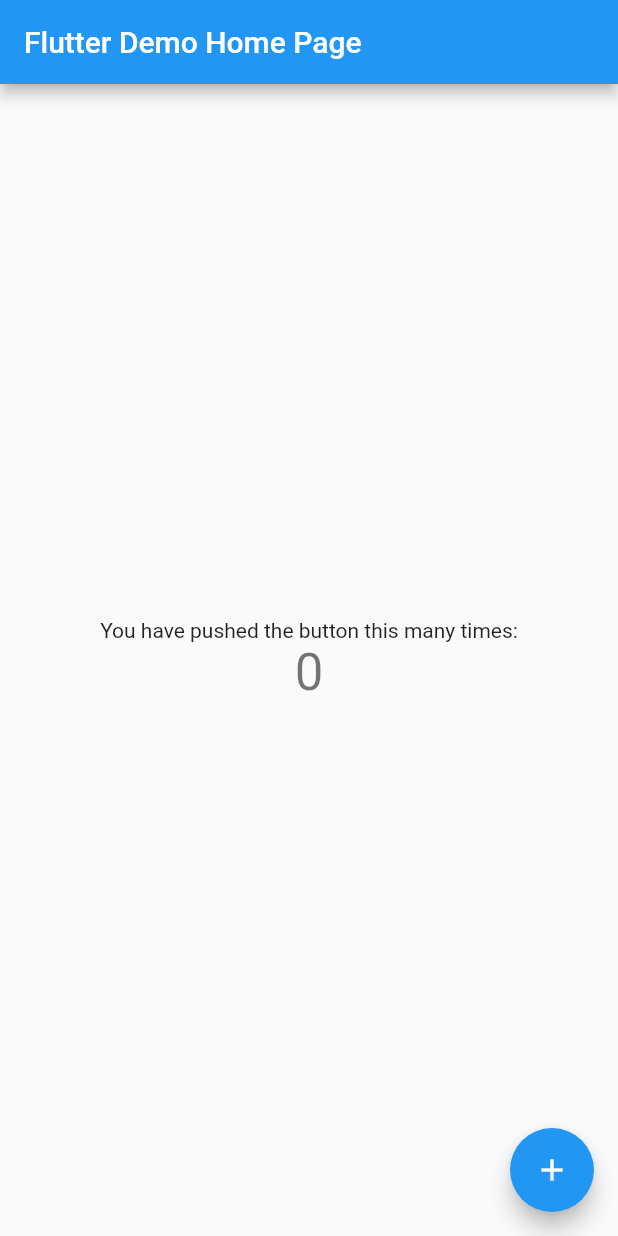
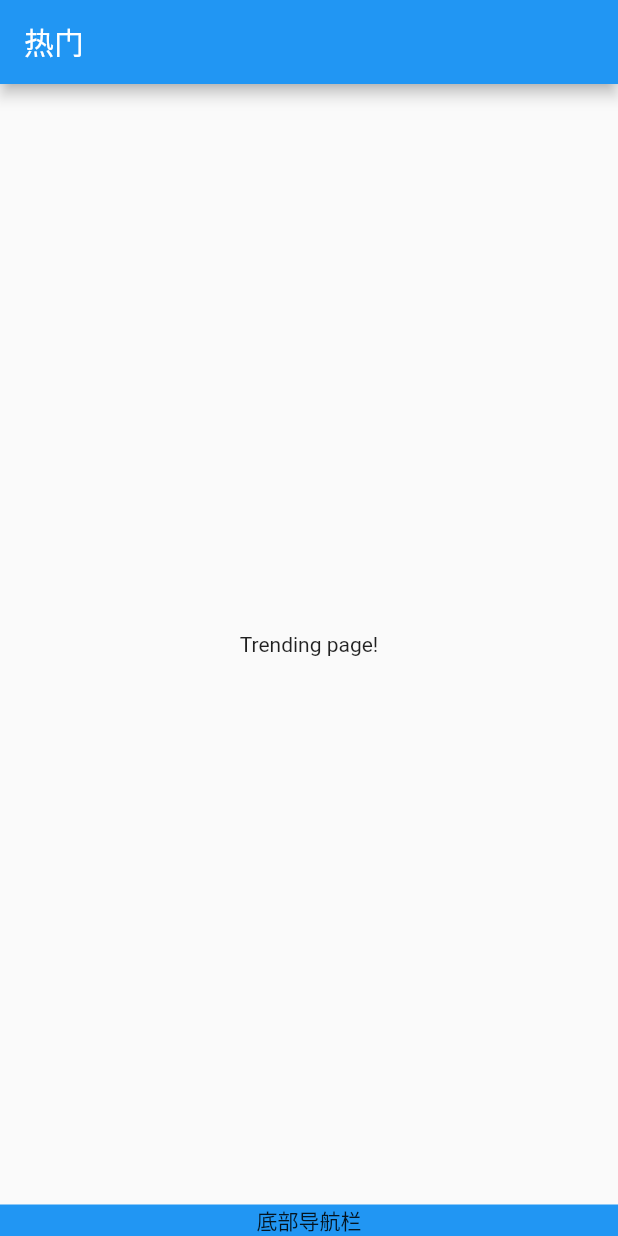
Before and after one commit to shanyutongxue/flutter-trending, a Flutter app: the screen it shows after launch, on a phone screen of 412 x 824 dp. Run offline on Flutter 3.47's test engine with Material 2 defaults, Android fonts, the phone set to English and light mode, and no system bars.

Commit message:
feat: init home page

```diff
--- a/lib/main.dart
+++ b/lib/main.dart
@@ -1,4 +1,5 @@
 import 'package:flutter/material.dart';
+import 'package:github_trending/page/HomePage.dart';
 
 void main() => runApp(new MyApp());
 
@@ -10,54 +11,7 @@ class MyApp extends StatelessWidget {
       theme: new ThemeData(
          primarySwatch: Colors.blue,
       ),
-      home: new MyHomePage(title: 'Flutter Demo Home Page'),
+      home: new HomePage(),
     );
   }
 }
-
-class MyHomePage extends StatefulWidget {
-  MyHomePage({Key key, this.title}) : super(key: key);
-
-  final String title;
-
-  @override
-  _MyHomePageState createState() => new _MyHomePageState();
-}
-
-class _MyHomePageState extends State<MyHomePage> {
-  int _counter = 0;
-
-  void _incrementCounter() {
-    setState(() {
-     _counter++;
-    });
-  }
-
-  @override
-  Widget build(BuildContext context) {
-   return new Scaffold(
-      appBar: new AppBar(
-        title: new Text(widget.title),
-      ),
-      body: new Center(
-        child: new Column(
-         mainAxisAlignment: MainAxisAlignment.center,
-          children: <Widget>[
-            new Text(
-              'You have pushed the button this many times:',
-            ),
-            new Text(
-              '$_counter',
-              style: Theme.of(context).textTheme.display1,
-            ),
-          ],
-        ),
-      ),
-      floatingActionButton: new FloatingActionButton(
-        onPressed: _incrementCounter,
-        tooltip: 'Increment',
-        child: new Icon(Icons.add),
-      ), // This trailing comma makes auto-formatting nicer for build methods.
-    );
-  }
-}
--- /dev/null
+++ b/lib/page/HomePage.dart
@@ -0,0 +1,19 @@
+import 'package:flutter/material.dart';
+import 'package:github_trending/widget/BottomTab.dart';
+
+class HomePage extends StatelessWidget {
+  HomePage({Key key, this.title}) : super(key: key);
+
+  final String title;
+
+  @override
+  Widget build(BuildContext context) {
+    return Scaffold(
+      appBar: AppBar(
+        title: Text('热门'),
+      ),
+      body: Center(child: Text('Trending page!')),
+      bottomNavigationBar: new BottomTab()
+    );
+  }
+}
--- /dev/null
+++ b/lib/widget/BottomTab.dart
@@ -0,0 +1,22 @@
+import 'package:flutter/material.dart';
+
+class BottomTab extends StatelessWidget {
+
+List<Widget> tabs = [];
+
+  @override
+  Widget build(BuildContext context) {
+    return new Material(
+          //为了适配主题风格，包一层Material实现风格套用
+          color: Theme.of(context).primaryColor, //底部导航栏主题颜色
+          child: Text('底部导航栏', textAlign: TextAlign.center)
+          // new TabBar(
+          //   //TabBar导航标签，底部导航放到Scaffold的bottomNavigationBar中
+          //   controller: _tabController, //配置控制器
+          //   tabs: tabs,
+          //   // indicatorColor: _indicatorColor, //tab标签的下划线颜色
+          // ),
+    );
+  }
+
+}
--- a/pubspec.yaml
+++ b/pubspec.yaml
@@ -16,7 +16,7 @@ dependencies:
   flutter:
     sdk: flutter
   cupertino_icons: ^0.1.2
-  http: ^0.12.0
+  http: ^0.11.3
 
 dev_dependencies:
   flutter_test:
```
Also changed, not shown: lib/network/TrendApi.dart (+7 -6 lines), lib/page/TrendPage.dart (+48 -0 lines), pubspec.lock, 1 other file.
